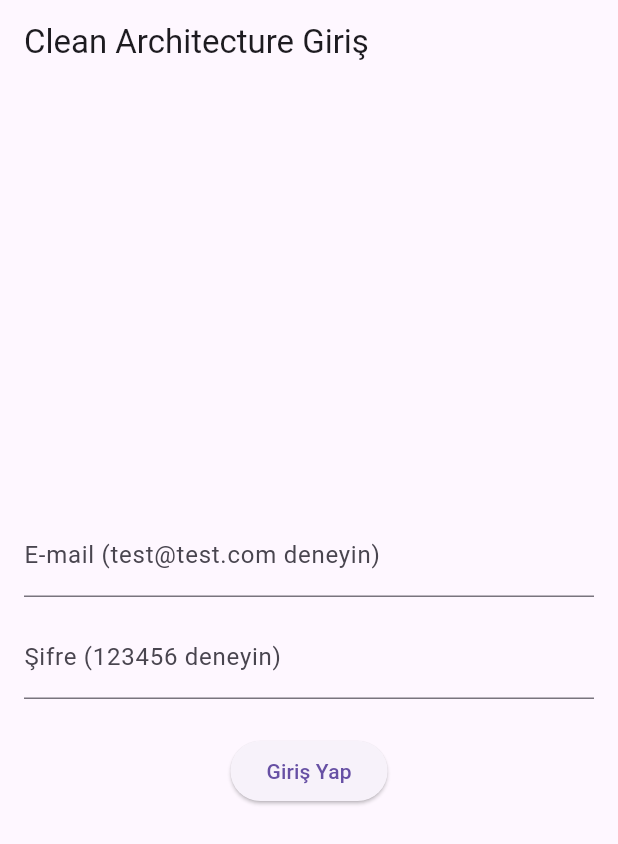
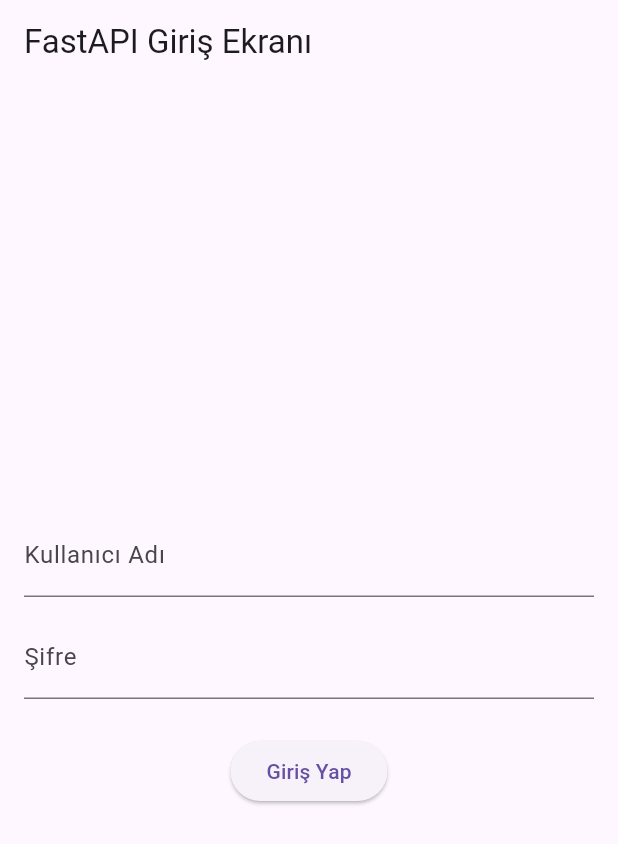
Before and after one commit to kozakgizem/ilk_uygulama, a Flutter app: the screen it shows after launch, on a phone screen of 412 x 824 dp. Shown: the top 844 px of the screen. Run offline on Flutter 3.47's test engine with Material 3 defaults, Android fonts, the phone set to English and light mode, and no system bars; our stand-ins replace dio, flutter_bloc.

Commit message:
feat: auth modülü ve cubit entegrasyonu tamamlandı

```diff
--- /dev/null
+++ b/lib/core/constants/app_constants.dart
@@ -0,0 +1,4 @@
+class AppConstants {
+  // FastAPI sunucumuzun yerel bilgisayardaki (Chrome/Web için) temel adresi
+  static const String baseUrl = 'http://127.0.0.1:8000';
+}
--- /dev/null
+++ b/lib/core/network/dio_client.dart
@@ -0,0 +1,24 @@
+import 'package:dio/dio.dart';
+import 'package:ilk_uygulama/core/constants/app_constants.dart';
+
+class DioClient {
+  // Dışarıdan erişilebilecek Dio nesnemiz
+  late final Dio dio;
+
+  DioClient() {
+    dio = Dio(
+      BaseOptions(
+        // Temel URL'yi otomatik olarak her isteğin başına ekler
+        baseUrl: AppConstants.baseUrl,
+        // İstek zaman aşımı süreleri (sunucu 5 saniye içinde cevap vermezse hata fırlatır)
+        connectTimeout: const Duration(seconds: 5),
+        receiveTimeout: const Duration(seconds: 5),
+        // Gönderdiğimiz ve beklediğimiz veri tipinin JSON olduğunu belirtiyoruz
+        headers: {
+          'Content-Type': 'application/json',
+          'Accept': 'application/json',
+        },
+      ),
+    );
+  }
+}
--- a/lib/features/auth/data/repositories/auth_repository_impl.dart
+++ b/lib/features/auth/data/repositories/auth_repository_impl.dart
@@ -1,20 +1,15 @@
-import 'package:dartz/dartz.dart';
 import 'package:ilk_uygulama/features/auth/data/datasources/auth_remote_datasource.dart';
-import 'package:ilk_uygulama/features/auth/domain/entities/user_entity.dart';
 import 'package:ilk_uygulama/features/auth/domain/repositories/auth_repository.dart';
 
+// Domain katmanındaki soyut AuthRepository kuralını gerçeğe dönüştüren sınıf
 class AuthRepositoryImpl implements AuthRepository {
-  final AuthRemoteDatasource remoteDatasource;
+  final AuthRemoteDataSource remoteDataSource;
 
-  AuthRepositoryImpl(this.remoteDatasource);
+  AuthRepositoryImpl({required this.remoteDataSource});
 
   @override
-  Future<Either<Exception, UserEntity>> login(String email, String password) async {
-    try {
-      final userModel = await remoteDatasource.login(email, password);
-      return Right(userModel); // Başarılı olursa Entity olarak döndür
-    } catch (e) {
-      return Left(Exception(e.toString())); // Hata olursa Left ile yakala
-    }
+  Future<String> login(String username, String password) async {
+    // İşlemi gerçek uzak veri kaynağına (API) yönlendiriyoruz ve token döndürüyoruz
+    return await remoteDataSource.login(username, password);
   }
 }
--- a/lib/features/auth/presentation/bloc/auth_cubit.dart
+++ b/lib/features/auth/presentation/bloc/auth_cubit.dart
@@ -1,35 +1,28 @@
 import 'package:flutter_bloc/flutter_bloc.dart';
-import 'package:ilk_uygulama/features/auth/domain/entities/user_entity.dart';
 import 'package:ilk_uygulama/features/auth/domain/usecases/login_usecase.dart';
+import 'auth_state.dart';
 
-// 1. Durumlar (States)
-abstract class AuthState {}
-
-class AuthInitial extends AuthState {}
-class AuthLoading extends AuthState {}
-class AuthSuccess extends AuthState {
-  final UserEntity user;
-  AuthSuccess(this.user);
-}
-class AuthError extends AuthState {
-  final String message;
-  AuthError(this.message);
-}
-
-// 2. Mantık Yönetimi (Cubit)
+// UI ile Domain katmanı arasında köprü kuran Cubit sınıfı
 class AuthCubit extends Cubit<AuthState> {
   final LoginUseCase loginUseCase;
 
-  AuthCubit(this.loginUseCase) : super(AuthInitial());
+  // Başlangıç durumu olarak 'AuthInitial' veriyoruz
+  AuthCubit({required this.loginUseCase}) : super(AuthInitial());
 
-  Future<void> login(String email, String password) async {
-    emit(AuthLoading()); // Yükleniyor durumunu arayüze bildir
+  // Giriş yap butonuna basıldığında çağrılacak fonksiyon
+  Future<void> login(String username, String password) async {
+    // 1. İstek atılıyor bilgisini (Loading) arayüze bildir
+    emit(AuthLoading());
 
-    final result = await loginUseCase(email, password);
+    try {
+      // 2. UseCase aracılığıyla FastAPI'den token iste
+      final token = await loginUseCase(username, password);
 
-    result.fold(
-      (error) => emit(AuthError(error.toString())), // Hata durumu
-      (user) => emit(AuthSuccess(user)),             // Başarı durumu
-    );
+      // 3. İstek başarılı olursa token ile birlikte Success durumunu fırlat
+      emit(AuthSuccess(token));
+    } catch (e) {
+      // 4. Hata çıkarsa Error durumu ile birlikte hatayı fırlat
+      emit(AuthError(e.toString()));
+    }
   }
 }
--- /dev/null
+++ b/lib/features/auth/presentation/bloc/auth_state.dart
@@ -0,0 +1,20 @@
+// Arayüzün (UI) anlık durumlarını temsil eden temel soyut sınıf
+abstract class AuthState {}
+
+// Uygulama ilk açıldığındaki boş/başlangıç durumu
+class AuthInitial extends AuthState {}
+
+// Sunucuya istek atılırken ekranda dönen yüklenme (loading) durumu
+class AuthLoading extends AuthState {}
+
+// Giriş başarılı olduğunda sunucudan gelen token ile birlikte tetiklenen durum
+class AuthSuccess extends AuthState {
+  final String token;
+  AuthSuccess(this.token);
+}
+
+// Hatalı şifre veya bağlantı kopması durumunda hata mesajını tutan durum
+class AuthError extends AuthState {
+  final String message;
+  AuthError(this.message);
+}
--- a/lib/features/auth/presentation/pages/login_page.dart
+++ b/lib/features/auth/presentation/pages/login_page.dart
@@ -1,38 +1,31 @@
 import 'package:flutter/material.dart';
 import 'package:flutter_bloc/flutter_bloc.dart';
-import 'package:ilk_uygulama/features/auth/data/datasources/auth_remote_datasource.dart';
-import 'package:ilk_uygulama/features/auth/data/repositories/auth_repository_impl.dart';
-import 'package:ilk_uygulama/features/auth/domain/usecases/login_usecase.dart';
 import 'package:ilk_uygulama/features/auth/presentation/bloc/auth_cubit.dart';
+import 'package:ilk_uygulama/features/auth/presentation/bloc/auth_state.dart';
 
 class LoginPage extends StatelessWidget {
-  LoginPage({Key? key}) : super(key: key);
+  LoginPage({super.key});
 
-  final TextEditingController emailController = TextEditingController();
-  final TextEditingController passwordController = TextEditingController();
+  final TextEditingController _usernameController = TextEditingController();
+  final TextEditingController _passwordController = TextEditingController();
 
   @override
   Widget build(BuildContext context) {
-    // Katmanları birbirine bağlıyoruz (Dependency Injection)
-    final datasource = AuthRemoteDatasourceImpl();
-    final repository = AuthRepositoryImpl(datasource);
-    final loginUseCase = LoginUseCase(repository);
-
-    return BlocProvider(
-      create: (context) => AuthCubit(loginUseCase),
-      child: Scaffold(
-        appBar: AppBar(title: const Text('Clean Architecture Giriş')),
+    return Scaffold(
+      appBar: AppBar(
+        title: const Text('FastAPI Giriş Ekranı'),
+      ),
       body: Padding(
         padding: const EdgeInsets.all(16.0),
         child: BlocConsumer<AuthCubit, AuthState>(
           listener: (context, state) {
             if (state is AuthSuccess) {
               ScaffoldMessenger.of(context).showSnackBar(
-                  SnackBar(content: Text('Giriş Başarılı: ${state.user.email}')),
+                SnackBar(content: Text('Giriş Başarılı! Token: ${state.token}')),
               );
             } else if (state is AuthError) {
               ScaffoldMessenger.of(context).showSnackBar(
-                  SnackBar(content: Text(state.message), backgroundColor: Colors.red),
+                SnackBar(content: Text('Hata: ${state.message}'), backgroundColor: Colors.red),
               );
             }
           },
@@ -41,24 +34,24 @@ class LoginPage extends StatelessWidget {
               mainAxisAlignment: MainAxisAlignment.center,
               children: [
                 TextField(
-                    controller: emailController,
-                    decoration: const InputDecoration(labelText: 'E-mail (test@test.com deneyin)'),
+                  controller: _usernameController,
+                  decoration: const InputDecoration(labelText: 'Kullanıcı Adı'),
                 ),
                 const SizedBox(height: 12),
                 TextField(
-                    controller: passwordController,
+                  controller: _passwordController,
                   obscureText: true,
-                    decoration: const InputDecoration(labelText: 'Şifre (123456 deneyin)'),
+                  decoration: const InputDecoration(labelText: 'Şifre'),
                 ),
                 const SizedBox(height: 24),
-                  state is AuthLoading
-                      ? const CircularProgressIndicator()
-                      : ElevatedButton(
+                if (state is AuthLoading)
+                  const CircularProgressIndicator()
+                else
+                  ElevatedButton(
                     onPressed: () {
-                            context.read<AuthCubit>().login(
-                                  emailController.text.trim(),
-                                  passwordController.text.trim(),
-                                );
+                      final username = _usernameController.text.trim();
+                      final password = _passwordController.text.trim();
+                      context.read<AuthCubit>().login(username, password);
                     },
                     child: const Text('Giriş Yap'),
                   ),
@@ -67,7 +60,6 @@ class LoginPage extends StatelessWidget {
           },
         ),
       ),
-      ),
     );
   }
 }
--- a/lib/main.dart
+++ b/lib/main.dart
@@ -1,4 +1,10 @@
 import 'package:flutter/material.dart';
+import 'package:flutter_bloc/flutter_bloc.dart';
+import 'package:ilk_uygulama/core/network/dio_client.dart';
+import 'package:ilk_uygulama/features/auth/data/datasources/auth_remote_datasource.dart';
+import 'package:ilk_uygulama/features/auth/data/repositories/auth_repository_impl.dart';
+import 'package:ilk_uygulama/features/auth/domain/usecases/login_usecase.dart';
+import 'package:ilk_uygulama/features/auth/presentation/bloc/auth_cubit.dart';
 import 'package:ilk_uygulama/features/auth/presentation/pages/login_page.dart';
 
 void main() {
@@ -10,13 +16,19 @@ class MyApp extends StatelessWidget {
 
   @override
   Widget build(BuildContext context) {
+    // Bağımlılık zincirini kuruyoruz
+    final dioClient = DioClient();
+    final remoteDataSource = AuthRemoteDataSource(dioClient: dioClient);
+    final repository = AuthRepositoryImpl(remoteDataSource: remoteDataSource);
+    final loginUseCase = LoginUseCase(repository);
+
     return MaterialApp(
       debugShowCheckedModeBanner: false,
-      title: 'Clean Architecture Örneği',
-      theme: ThemeData(
-        primarySwatch: Colors.blue,
+      title: 'FastAPI Flutter Auth',
+      home: BlocProvider(
+        create: (context) => AuthCubit(loginUseCase: loginUseCase),
+        child: LoginPage(),
       ),
-      home: LoginPage(),
     );
   }
 }
--- a/pubspec.yaml
+++ b/pubspec.yaml
@@ -30,6 +30,7 @@ environment:
 dependencies:
   flutter:
     sdk: flutter
+  dio: ^5.4.0
 
   # The following adds the Cupertino Icons font to your application.
   # Use with the CupertinoIcons class for iOS style icons.
```
Also changed, not shown: lib/features/auth/data/datasources/auth_remote_datasource.dart (+31 -13 lines), lib/features/auth/domain/repositories/auth_repository.dart (+3 -4 lines), lib/features/auth/domain/usecases/login_usecase.dart (+5 -4 lines), pubspec.lock. Lines whose indentation alone changed are shown as unchanged.
